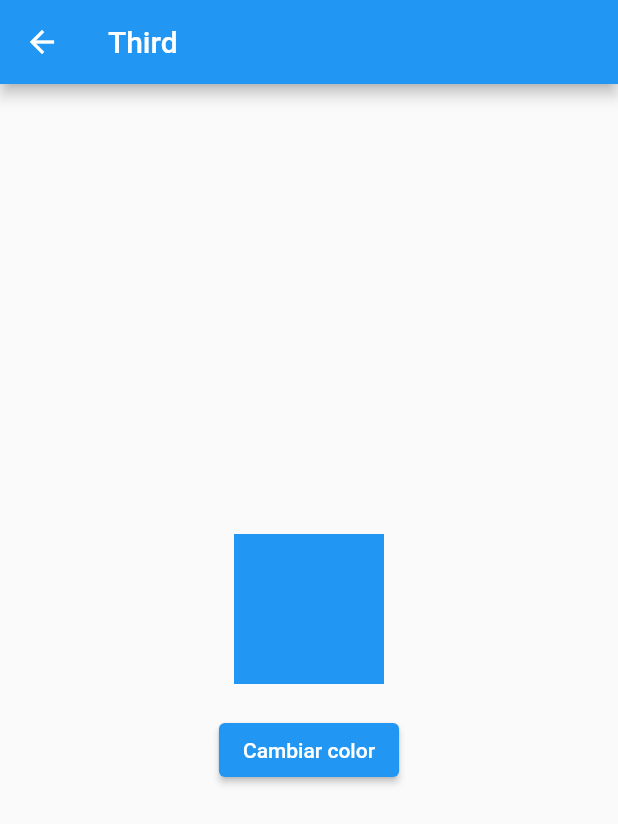
After one commit to Incognito12345678/statefulwidget, a Flutter app: the SecondPage screen opened directly, after a tap on the "navigate next" icon, on a phone screen of 412 x 824 dp. The commit adds this screen. Shown: the top 824 px of the screen. Run offline on Flutter 3.47's test engine with Material 2 defaults, Android fonts, the phone set to English and light mode, and no system bars.

Commit message:
new changes

```diff
--- a/lib/secondpage.dart
+++ b/lib/secondpage.dart
@@ -1,4 +1,5 @@
 import 'package:flutter/material.dart';
+import 'package:statelesswidget/thirdpage.dart';
 
 
 class SecondPage extends StatefulWidget {
@@ -25,10 +26,13 @@ class _SecondPageState extends State<SecondPage> {
       ),
       floatingActionButton: FloatingActionButton(
         onPressed: () {
-          //volver a la pantalla anterior
-          Navigator.pop(context);
+           Navigator.push(
+            context,
+            MaterialPageRoute(builder: (context) => Third()),
+          );
+
         },
-        child: const Icon(Icons.navigate_before),
+        child: const Icon(Icons.navigate_next),
       ),
     );
   }
--- /dev/null
+++ b/lib/thirdpage.dart
@@ -0,0 +1,48 @@
+import 'package:flutter/material.dart';
+
+class Third extends StatefulWidget {
+  Third({Key? key}) : super(key: key);
+
+  @override
+  State<Third> createState() => _ThirdState();
+}
+
+class _ThirdState extends State<Third> {
+  Color color = Colors.blue;
+
+  void Cambiarcolor() {
+    setState(() {
+      if (color == Colors.blue) {
+        color = Colors.green;
+      } else {
+        color = Colors.blue;
+      }
+    });
+  }
+
+  @override
+  Widget build(BuildContext context) {
+    return Scaffold(
+      appBar: AppBar(
+        title: const Text('Third'),
+      ),
+      body: Center(
+        child: Column(
+          mainAxisAlignment: MainAxisAlignment.center,
+          children: [
+            Container(
+              color: color,
+              width: 100,
+              height: 100,
+            ),
+            const SizedBox(
+              height: 20,
+            ),
+            ElevatedButton(
+                onPressed: Cambiarcolor, child: const Text('Cambiar color')),
+          ],
+        ),
+      ),
+    );
+  }
+}
```
